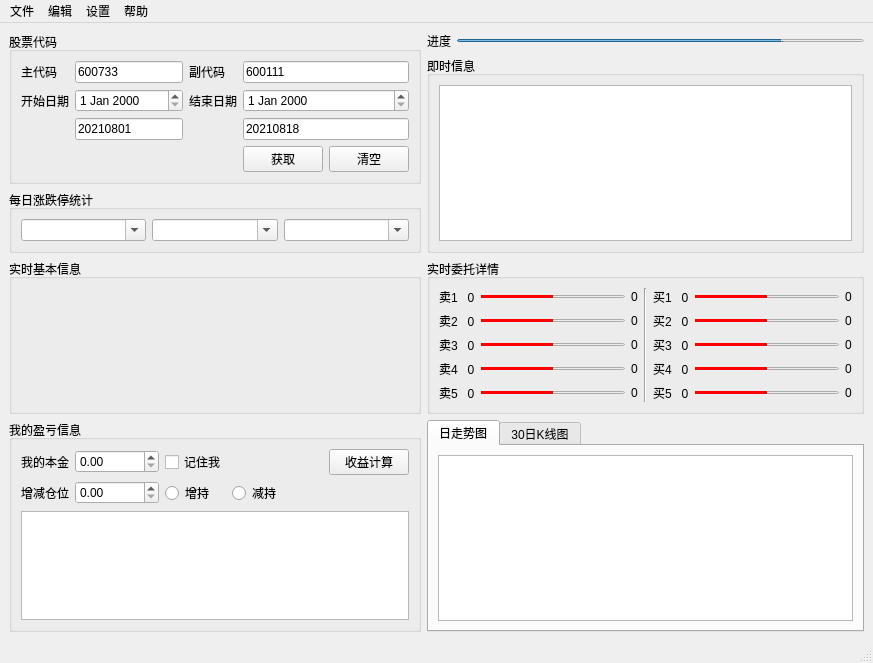
Before: the Qt Designer form StockUI.ui in yangjiameng/Stock_Monitoring, drawn with Qt 5.
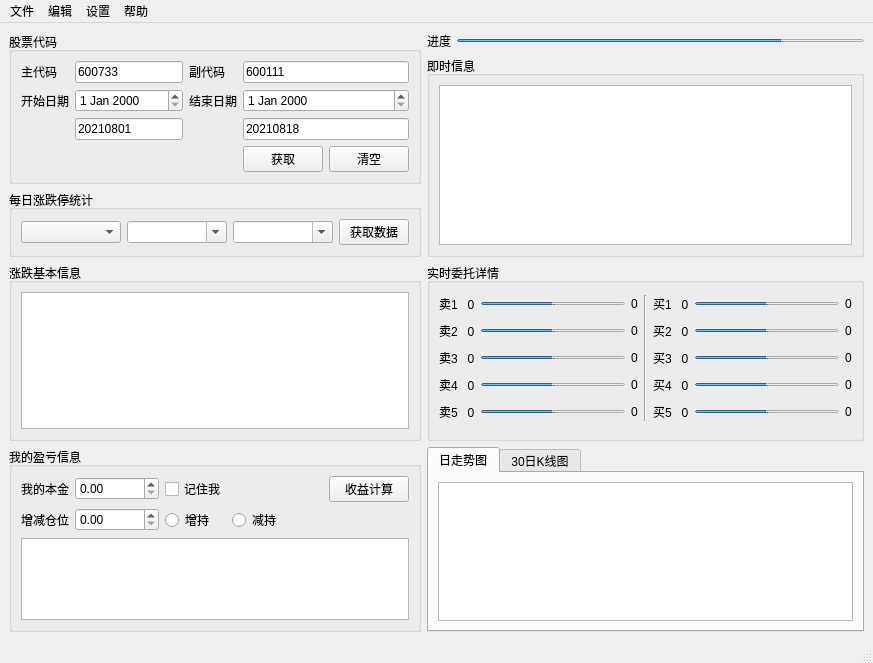
After: the same form once the commit is applied. Custom widgets are drawn as their Qt base class.

Commit message: 更新涨跌停数据获取

Patch:
```diff
--- a/StockUI.ui
+++ b/StockUI.ui
@@ -21,8 +21,13 @@
     <item row="2" column="0">
      <widget class="QGroupBox" name="groupBox_3">
       <property name="title">
-       <string>实时基本信息</string>
+       <string>涨跌基本信息</string>
       </property>
+      <layout class="QGridLayout" name="gridLayout_9">
+       <item row="0" column="0">
+        <widget class="QListWidget" name="listWidget_zd_msg"/>
+       </item>
+      </layout>
      </widget>
     </item>
     <item row="3" column="1" rowspan="2" colspan="2">
@@ -149,20 +154,7 @@
     </item>
     <item row="0" column="0" rowspan="2">
      <layout class="QGridLayout" name="gridLayout_2">
-      <item row="11" column="0" colspan="3">
-       <spacer name="verticalSpacer">
-        <property name="orientation">
-         <enum>Qt::Vertical</enum>
-        </property>
-        <property name="sizeHint" stdset="0">
-         <size>
-          <width>20</width>
-          <height>40</height>
-         </size>
-        </property>
-       </spacer>
-      </item>
-      <item row="0" column="0" colspan="3">
+      <item row="0" column="0" colspan="2">
        <widget class="QGroupBox" name="groupBox_stock">
         <property name="title">
          <string>股票代码</string>
@@ -272,7 +264,7 @@
         </layout>
        </widget>
       </item>
-      <item row="1" column="0" colspan="3">
+      <item row="1" column="0" colspan="2">
        <widget class="QGroupBox" name="groupBox_daily_up">
         <property name="title">
          <string>每日涨跌停统计 </string>
@@ -281,7 +273,7 @@
          <item>
           <widget class="QComboBox" name="comboBox">
            <property name="editable">
-            <bool>true</bool>
+            <bool>false</bool>
            </property>
           </widget>
          </item>
@@ -299,6 +291,19 @@
            </property>
           </widget>
          </item>
+         <item>
+          <widget class="QPushButton" name="pushButton_get_zd_data">
+           <property name="maximumSize">
+            <size>
+             <width>70</width>
+             <height>16777215</height>
+            </size>
+           </property>
+           <property name="text">
+            <string>获取数据</string>
+           </property>
+          </widget>
+         </item>
         </layout>
        </widget>
       </item>
@@ -326,9 +331,7 @@
           </size>
          </property>
          <property name="styleSheet">
-          <string notr="true">QProgressBar::chunk {
-	background-color: rgb(255, 0, 0);
-}</string>
+          <string notr="true"/>
          </property>
          <property name="value">
           <number>50</number>
@@ -354,9 +357,7 @@
           </size>
          </property>
          <property name="styleSheet">
-          <string notr="true">QProgressBar::chunk {
-	background-color: rgb(255, 0, 0);
-}</string>
+          <string notr="true"/>
          </property>
          <property name="value">
           <number>50</number>
@@ -382,9 +383,7 @@
           </size>
          </property>
          <property name="styleSheet">
-          <string notr="true">QProgressBar::chunk {
-	background-color: rgb(255, 0, 0);
-}</string>
+          <string notr="true"/>
          </property>
          <property name="value">
           <number>50</number>
@@ -459,9 +458,7 @@
           </size>
          </property>
          <property name="styleSheet">
-          <string notr="true">QProgressBar::chunk {
-	background-color: rgb(255, 0, 0);
-}</string>
+          <string notr="true"/>
          </property>
          <property name="value">
           <number>50</number>
@@ -494,9 +491,7 @@
           </size>
          </property>
          <property name="styleSheet">
-          <string notr="true">QProgressBar::chunk {
-	background-color: rgb(255, 0, 0);
-}</string>
+          <string notr="true"/>
          </property>
          <property name="value">
           <number>50</number>
@@ -522,9 +517,7 @@
           </size>
          </property>
          <property name="styleSheet">
-          <string notr="true">QProgressBar::chunk {
-	background-color: rgb(255, 0, 0);
-}</string>
+          <string notr="true"/>
          </property>
          <property name="value">
           <number>50</number>
@@ -543,9 +536,7 @@
           </size>
          </property>
          <property name="styleSheet">
-          <string notr="true">QProgressBar::chunk {
-	background-color: rgb(255, 0, 0);
-}</string>
+          <string notr="true"/>
          </property>
          <property name="value">
           <number>50</number>
@@ -571,9 +562,7 @@
           </size>
          </property>
          <property name="styleSheet">
-          <string notr="true">QProgressBar::chunk {
-	background-color: rgb(255, 0, 0);
-}</string>
+          <string notr="true"/>
          </property>
          <property name="value">
           <number>50</number>
@@ -620,9 +609,7 @@
           </size>
          </property>
          <property name="styleSheet">
-          <string notr="true">QProgressBar::chunk {
-	background-color: rgb(255, 0, 0);
-}</string>
+          <string notr="true"/>
          </property>
          <property name="value">
           <number>50</number>
@@ -655,9 +642,7 @@
           </size>
          </property>
          <property name="styleSheet">
-          <string notr="true">QProgressBar::chunk {
-	background-color: rgb(255, 0, 0);
-}</string>
+          <string notr="true"/>
          </property>
          <property name="value">
           <number>50</number>
```
Left out of the diff: 8 changed lines with no effect on the pictures. The commit also changes 2 other files.
